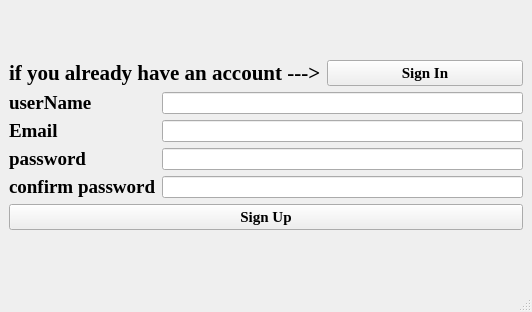
HTHcoin/helpthehomelesscoin, file src/qt/forms/newaccount.ui: the form before one commit.
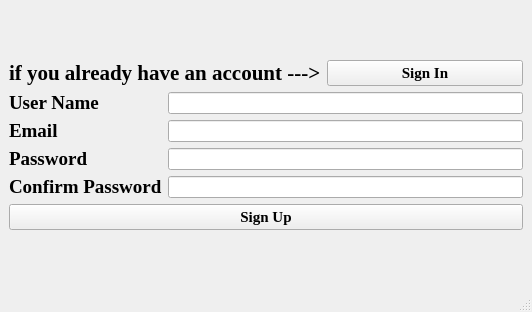
The form after the commit.

Diff of the .ui file:
```diff
--- a/src/qt/forms/newaccount.ui
+++ b/src/qt/forms/newaccount.ui
@@ -68,7 +68,7 @@
                </font>
               </property>
               <property name="text">
-               <string>userName</string>
+               <string>User Name</string>
               </property>
               <property name="buddy">
                <cstring>txtUserMail</cstring>
@@ -104,7 +104,7 @@
                </font>
               </property>
               <property name="text">
-               <string>password</string>
+               <string>Password</string>
               </property>
               <property name="buddy">
                <cstring>lineEdit_2</cstring>
@@ -122,7 +122,7 @@
                </font>
               </property>
               <property name="text">
-               <string>confirm password</string>
+               <string>Confirm Password</string>
               </property>
               <property name="buddy">
                <cstring>lineEdit_3</cstring>
```
